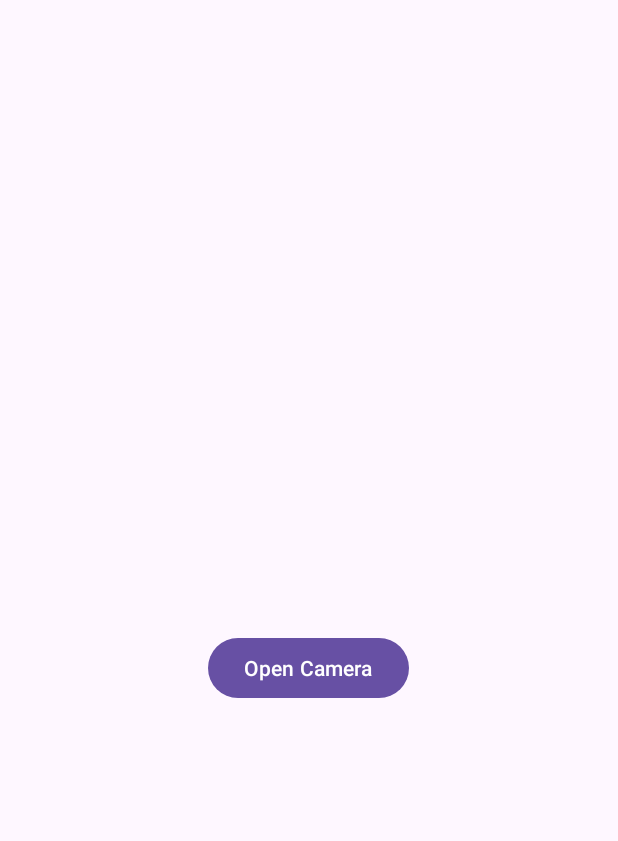
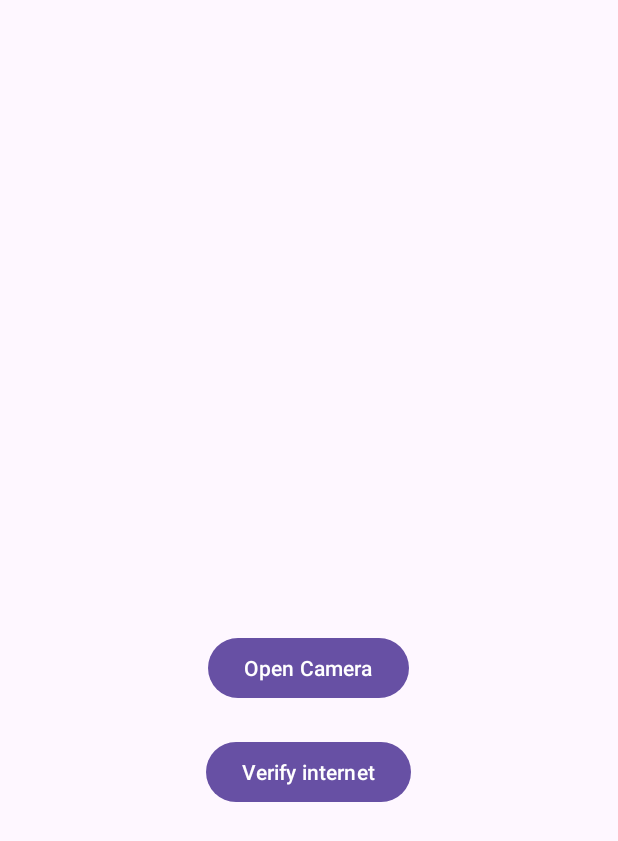
Before and after one commit to xirucas/pocPDM, an Android app: the screen it shows after launch (MainActivity), on a phone screen of 412 x 824 dp. Shown: the top 841 px of the screen. Run offline under Robolectric (Android 15) with nearby library versions, the phone set to English and light mode, and no system bars.

Commit message:
verificar internet

```diff
--- a/app/src/main/AndroidManifest.xml
+++ b/app/src/main/AndroidManifest.xml
@@ -12,6 +12,7 @@
         android:name="android.hardware.camera"
         android:required="false" />
 
+    <uses-permission android:name="android.permission.ACCESS_NETWORK_STATE" />
     <uses-permission android:name="android.permission.CAMERA" />
 
     <application
--- a/app/src/main/res/layout/activity_main.xml
+++ b/app/src/main/res/layout/activity_main.xml
@@ -24,6 +24,12 @@
             android:layout_height="wrap_content"
             android:layout_marginTop="21dp"
             android:text="Open Camera"/>
+        <Button
+            android:id="@+id/btnInternet"
+            android:layout_width="wrap_content"
+            android:layout_height="wrap_content"
+            android:layout_marginTop="21dp"
+            android:text="Verify internet"/>
 
     </LinearLayout>
 
```
Also changed, not shown: app/src/main/java/com/example/poc/MainActivity.java (+42 -0 lines).
